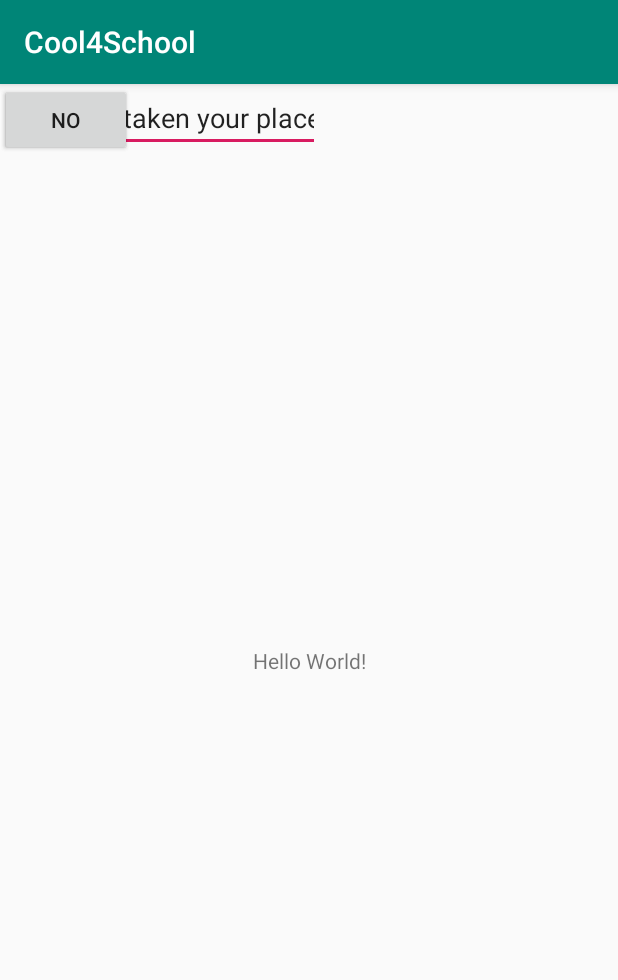
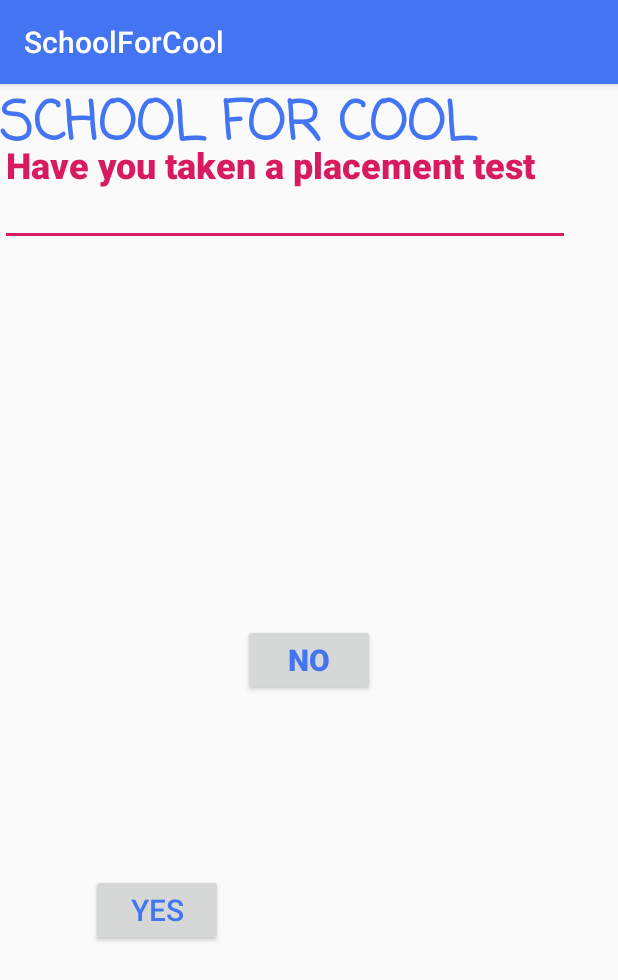
Before and after one commit to carrielamb/Cool4School, an Android app: the screen it shows after launch (MainActivity), on a phone screen of 412 x 824 dp. Shown: the top 980 px of the screen. Run offline under Robolectric (Android 15) with nearby library versions, the phone set to English and light mode, and no system bars.

```diff
--- a/app/build.gradle
+++ b/app/build.gradle
@@ -3,7 +3,7 @@ apply plugin: 'com.android.application'
 android {
     compileSdkVersion 28
     defaultConfig {
-        applicationId "com.example.cool4school"
+        applicationId "com.example.schoolforcool"
         minSdkVersion 15
         targetSdkVersion 28
         versionCode 1
--- a/app/src/main/AndroidManifest.xml
+++ b/app/src/main/AndroidManifest.xml
@@ -1,6 +1,6 @@
 <?xml version="1.0" encoding="utf-8"?>
 <manifest xmlns:android="http://schemas.android.com/apk/res/android"
-    package="com.example.cool4school">
+    package="com.example.schoolforcool">
 
     <application
         android:allowBackup="true"
--- /dev/null
+++ b/app/src/main/java/com/example/schoolforcool/MainActivity.java
@@ -0,0 +1,30 @@
+package com.example.schoolforcool;
+
+import android.support.v7.app.AppCompatActivity;
+import android.os.Bundle;
+import android.view.Gravity;
+import android.view.View;
+import android.widget.Button;
+import android.widget.LinearLayout;
+import android.widget.PopupWindow;
+
+public class MainActivity extends AppCompatActivity {
+    private Button yesButton;
+
+
+
+    @Override
+    protected void onCreate(Bundle savedInstanceState) {
+        super.onCreate(savedInstanceState);
+
+        setContentView(R.layout.activity_main);
+        yesButton = (Button) findViewById(R.id.button);
+        yesButton.setOnClickListener(new View.OnClickListener() {
+            @Override
+            public void onClick(View v) {
+
+            }
+        });
+
+    }
+}
--- a/app/src/main/res/layout/activity_main.xml
+++ b/app/src/main/res/layout/activity_main.xml
@@ -7,38 +7,95 @@
     tools:context=".MainActivity">
 
     <TextView
-        android:layout_width="wrap_content"
-        android:layout_height="wrap_content"
-        android:text="Hello World!"
-        app:layout_constraintBottom_toBottomOf="parent"
-        app:layout_constraintLeft_toLeftOf="parent"
-        app:layout_constraintRight_toRightOf="parent"
-        app:layout_constraintTop_toTopOf="parent" />
+        android:id="@+id/textView"
+        android:layout_width="364dp"
+        android:layout_height="143dp"
+        android:text="SCHOOL FOR COOL"
+        android:textColor="@color/colorPrimary"
+        android:textSize="36sp"
+        android:textStyle="bold"
+        android:typeface="sans"
+        app:fontFamily="casual"
+        tools:layout_editor_absoluteX="21dp"
+        tools:layout_editor_absoluteY="74dp" />
 
     <Button
         android:id="@+id/button"
         android:layout_width="wrap_content"
         android:layout_height="wrap_content"
-        android:text="Yes"
-        tools:layout_editor_absoluteX="37dp"
-        tools:layout_editor_absoluteY="341dp" />
+        android:layout_marginStart="8dp"
+        android:layout_marginLeft="8dp"
+        android:layout_marginTop="8dp"
+        android:layout_marginEnd="8dp"
+        android:layout_marginRight="8dp"
+        android:layout_marginBottom="8dp"
+        android:text="YES"
+        android:textAppearance="@style/TextAppearance.AppCompat.Title"
+        android:textColor="@color/colorPrimary"
+        app:layout_constraintBottom_toBottomOf="parent"
+        app:layout_constraintEnd_toEndOf="parent"
+        app:layout_constraintHorizontal_bias="0.172"
+        app:layout_constraintStart_toStartOf="parent"
+        app:layout_constraintTop_toTopOf="parent"
+        app:layout_constraintVertical_bias="0.737" />
 
     <Button
         android:id="@+id/button2"
         android:layout_width="wrap_content"
         android:layout_height="wrap_content"
-        android:text="No"
-        tools:layout_editor_absoluteX="282dp"
-        tools:layout_editor_absoluteY="341dp" />
+        android:layout_marginStart="8dp"
+        android:layout_marginLeft="8dp"
+        android:layout_marginTop="8dp"
+        android:layout_marginEnd="8dp"
+        android:layout_marginRight="8dp"
+        android:layout_marginBottom="8dp"
+        android:text="NO"
+        android:textAppearance="@android:style/TextAppearance.DeviceDefault.Widget.ActionBar.Title"
+        android:textColor="@color/colorPrimary"
+        android:textStyle="bold"
+        app:layout_constraintBottom_toBottomOf="parent"
+        app:layout_constraintEnd_toEndOf="parent"
+        app:layout_constraintStart_toStartOf="parent"
+        app:layout_constraintTop_toTopOf="parent" />
+
+    <ImageView
+        android:id="@+id/imageView"
+        android:layout_width="wrap_content"
+        android:layout_height="wrap_content"
+        android:layout_marginStart="8dp"
+        android:layout_marginLeft="8dp"
+        android:layout_marginTop="180dp"
+        android:layout_marginEnd="8dp"
+        android:layout_marginRight="8dp"
+        android:layout_marginBottom="8dp"
+        app:layout_constraintBottom_toBottomOf="parent"
+        app:layout_constraintEnd_toEndOf="parent"
+        app:layout_constraintHorizontal_bias="0.0"
+        app:layout_constraintStart_toStartOf="parent"
+        app:layout_constraintTop_toTopOf="parent"
+        app:layout_constraintVertical_bias="0.004"
+        tools:srcCompat="@tools:sample/avatars[3]" />
+
+    <ImageView
+        android:id="@+id/imageView2"
+        android:layout_width="wrap_content"
+        android:layout_height="wrap_content"
+        tools:layout_editor_absoluteX="216dp"
+        tools:layout_editor_absoluteY="191dp"
+        tools:srcCompat="@tools:sample/avatars[2]" />
 
     <EditText
         android:id="@+id/editText"
-        android:layout_width="wrap_content"
-        android:layout_height="wrap_content"
+        android:layout_width="380dp"
+        android:layout_height="108dp"
         android:ems="10"
         android:inputType="textPersonName"
-        android:text="Have you taken your placement test?"
-        tools:layout_editor_absoluteX="98dp"
-        tools:layout_editor_absoluteY="207dp" />
+        android:text="Have you taken a placement test"
+        android:textAppearance="@style/TextAppearance.Widget.AppCompat.Toolbar.Title"
+        android:textColor="@color/colorAccent"
+        android:textSize="24sp"
+        android:textStyle="bold"
+        tools:layout_editor_absoluteX="21dp"
+        tools:layout_editor_absoluteY="383dp" />
 
 </android.support.constraint.ConstraintLayout>
--- a/app/src/main/res/values/colors.xml
+++ b/app/src/main/res/values/colors.xml
@@ -1,6 +1,6 @@
 <?xml version="1.0" encoding="utf-8"?>
 <resources>
-    <color name="colorPrimary">#008577</color>
+    <color name="colorPrimary">#4375F3</color>
     <color name="colorPrimaryDark">#00574B</color>
     <color name="colorAccent">#D81B60</color>
 </resources>
--- a/app/src/main/res/values/strings.xml
+++ b/app/src/main/res/values/strings.xml
@@ -1,3 +1,3 @@
 <resources>
-    <string name="app_name">Cool4School</string>
+    <string name="app_name">SchoolForCool</string>
 </resources>
```
Also changed, not shown: app/src/main/java/com/example/cool4school/MainActivity.java (deleted, +0 -13 lines), 4 other files.
